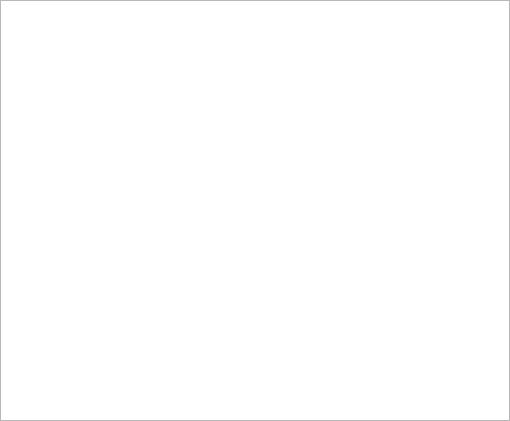
Qt form EasyNotepad/etab.ui (maurictg/EasyNotepad) before a commit.
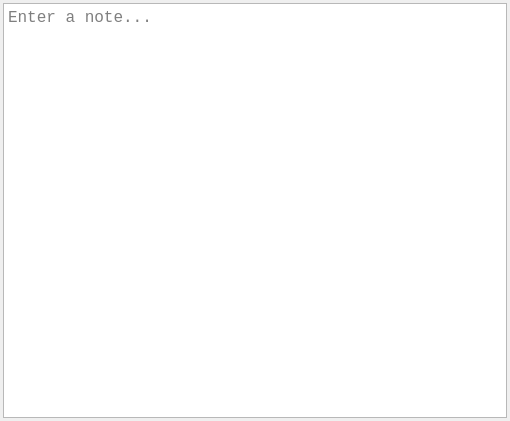
The same form after that commit.

Commit message: Small update. New theme for Windows

Diff of the .ui file:
```diff
--- a/EasyNotepad/etab.ui
+++ b/EasyNotepad/etab.ui
@@ -28,14 +28,32 @@
    </property>
    <item row="0" column="0">
     <widget class="QTextEdit" name="textEdit">
+     <property name="sizePolicy">
+      <sizepolicy hsizetype="Expanding" vsizetype="Expanding">
+       <horstretch>0</horstretch>
+       <verstretch>0</verstretch>
+      </sizepolicy>
+     </property>
      <property name="font">
       <font>
        <family>Monospace</family>
        <pointsize>12</pointsize>
       </font>
      </property>
+     <property name="styleSheet">
+      <string notr="true">margin: 3px;</string>
+     </property>
+     <property name="frameShadow">
+      <enum>QFrame::Sunken</enum>
+     </property>
+     <property name="lineWrapMode">
+      <enum>QTextEdit::WidgetWidth</enum>
+     </property>
+     <property name="textInteractionFlags">
+      <set>Qt::LinksAccessibleByMouse|Qt::TextEditable|Qt::TextEditorInteraction|Qt::TextSelectableByKeyboard|Qt::TextSelectableByMouse</set>
+     </property>
      <property name="placeholderText">
-      <string/>
+      <string>Enter a note...</string>
      </property>
     </widget>
    </item>
```
The commit also changes 6 other files.
